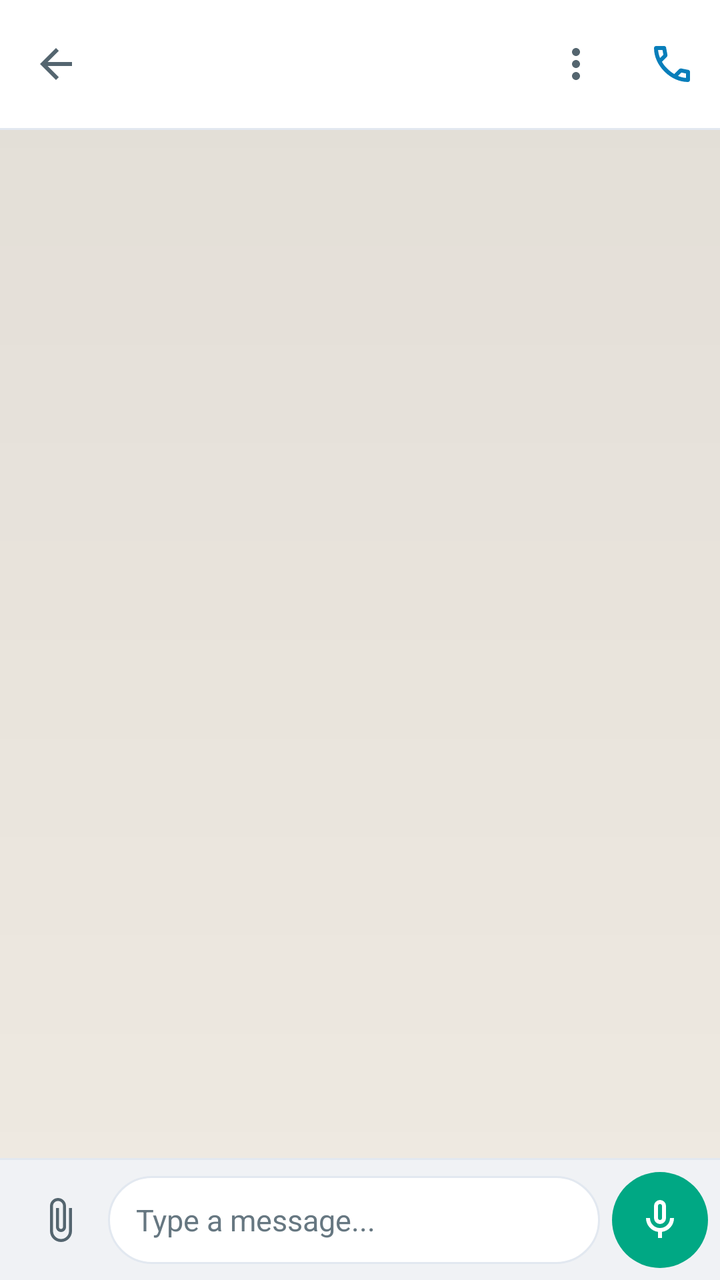
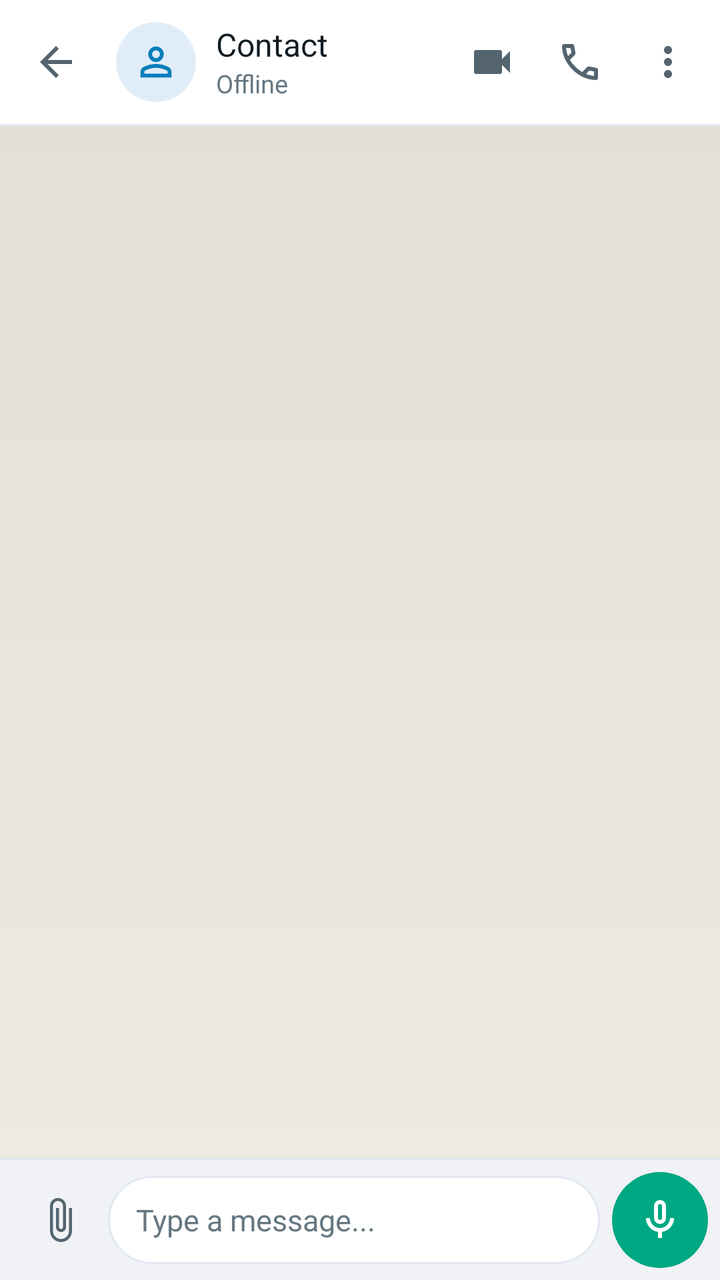

Screens rendered from an Android XML layout before and after an edit, with the pre-edit source and the edit as a unified diff.
<!-- AndroidManifest.xml: application theme Theme.MyApplication -->
<!-- res/layout/fragment_chat.xml -->
<?xml version="1.0" encoding="utf-8"?>
<androidx.coordinatorlayout.widget.CoordinatorLayout
    xmlns:android="http://schemas.android.com/apk/res/android"
    xmlns:app="http://schemas.android.com/apk/res-auto"
    android:id="@+id/coordinator_chat"
    android:layout_width="match_parent"
    android:layout_height="match_parent"
    android:background="@drawable/bg_chat_wallpaper">

    <LinearLayout
        android:layout_width="match_parent"
        android:layout_height="match_parent"
        android:orientation="vertical">

        
        <com.google.android.material.appbar.MaterialToolbar
            android:id="@+id/toolbar_chat"
            android:layout_width="match_parent"
            android:layout_height="?attr/actionBarSize"
            android:background="@color/color_toolbar_background"
            app:navigationIcon="@drawable/ic_arrow_back_24"
            app:navigationIconTint="@color/color_toolbar_icon"
            app:elevation="0dp"
            app:contentInsetStartWithNavigation="0dp">

            <LinearLayout
                android:id="@+id/layout_contact_header"
                android:layout_width="0dp"
                android:layout_height="match_parent"
                android:layout_weight="1"
                android:gravity="center_vertical"
                android:orientation="horizontal"
                android:background="?attr/selectableItemBackground">

                
                <FrameLayout
                    android:layout_width="40dp"
                    android:layout_height="40dp">

                    <TextView
                        android:id="@+id/text_chat_avatar"
                        android:layout_width="match_parent"
                        android:layout_height="match_parent"
                        android:background="@drawable/bg_avatar_circle"
                        android:backgroundTint="@color/color_avatar_bg"
                        android:gravity="center"
                        android:text="U"
                        android:textColor="@color/color_avatar_text"
                        android:textSize="16sp"
                        android:textStyle="bold"
                        android:visibility="gone" />

                    <com.google.android.material.imageview.ShapeableImageView
                        android:id="@+id/img_chat_avatar"
                        android:layout_width="match_parent"
                        android:layout_height="match_parent"
                        android:scaleType="centerCrop"
                        android:src="@drawable/ic_default_avatar"
                        app:shapeAppearanceOverlay="@style/ShapeAppearance.Material3.Corner.Full"
                        android:visibility="visible" />

                    <View
                        android:id="@+id/dot_chat_online"
                        android:layout_width="12dp"
                        android:layout_height="12dp"
                        android:layout_gravity="bottom|end"
                        android:background="@drawable/bg_online_dot"
                        android:visibility="gone" />
                </FrameLayout>

                
                <LinearLayout
                    android:layout_width="wrap_content"
                    android:layout_height="wrap_content"
                    android:layout_marginStart="12dp"
                    android:orientation="vertical">

                    <TextView
                        android:id="@+id/text_chat_contact_name"
                        android:layout_width="wrap_content"
                        android:layout_height="wrap_content"
                        android:text="Contact"
                        android:textColor="@color/color_toolbar_title"
                        android:textSize="16sp"
                        android:fontFamily="sans-serif-bold"
                        android:maxLines="1"
                        android:ellipsize="end" />

                    <TextView
                        android:id="@+id/text_chat_contact_status"
                        android:layout_width="wrap_content"
                        android:layout_height="wrap_content"
                        android:text="Offline"
                        android:textColor="@color/color_toolbar_subtitle"
                        android:textSize="12sp"
                        android:fontFamily="sans-serif"
                        android:maxLines="1" />
                </LinearLayout>
            </LinearLayout>

            
            <ImageButton
                android:id="@+id/btn_chat_call"
                android:layout_width="48dp"
                android:layout_height="48dp"
                android:layout_gravity="end"
                android:background="?attr/selectableItemBackgroundBorderless"
                android:src="@drawable/ic_call_24"
                android:contentDescription="Call"
                app:tint="@color/color_primary" />

            
            <ImageButton
                android:id="@+id/btn_chat_more"
                android:layout_width="48dp"
                android:layout_height="48dp"
                android:layout_gravity="end"
                android:background="?attr/selectableItemBackgroundBorderless"
                android:src="@drawable/ic_more_vert_24"
                android:contentDescription="More Options"
                app:tint="@color/color_toolbar_icon" />
        </com.google.android.material.appbar.MaterialToolbar>

        
        <View
            android:layout_width="match_parent"
            android:layout_height="1dp"
            android:background="@color/color_divider" />

        
        <LinearLayout
            android:id="@+id/layout_upload_progress"
            android:layout_width="match_parent"
            android:layout_height="wrap_content"
            android:orientation="vertical"
            android:background="@color/color_surface_variant"
            android:paddingHorizontal="16dp"
            android:paddingVertical="6dp"
            android:visibility="gone">

            <TextView
                android:layout_width="wrap_content"
                android:layout_height="wrap_content"
                android:text="@string/chat_uploading_media"
                android:textColor="@color/color_primary"
                android:textSize="12sp" />

            <com.google.android.material.progressindicator.LinearProgressIndicator
                android:layout_width="match_parent"
                android:layout_height="wrap_content"
                android:layout_marginTop="4dp"
                android:indeterminate="true"
                app:indicatorColor="@color/color_primary" />
        </LinearLayout>

        
        <androidx.recyclerview.widget.RecyclerView
            android:id="@+id/recycler_messages"
            android:layout_width="match_parent"
            android:layout_height="0dp"
            android:layout_weight="1"
            android:clipToPadding="false"
            android:paddingHorizontal="6dp"
            android:paddingVertical="6dp"
            android:overScrollMode="ifContentScrolls" />

        
        <LinearLayout
            android:id="@+id/layout_typing_indicator"
            android:layout_width="wrap_content"
            android:layout_height="wrap_content"
            android:layout_marginStart="16dp"
            android:layout_marginBottom="8dp"
            android:background="@drawable/bg_bubble_incoming"
            android:orientation="horizontal"
            android:gravity="center_vertical"
            android:paddingStart="14dp"
            android:paddingEnd="16dp"
            android:paddingTop="8dp"
            android:paddingBottom="8dp"
            android:visibility="gone">

            
            <LinearLayout
                android:id="@+id/layout_typing_dots"
                android:layout_width="wrap_content"
                android:layout_height="wrap_content"
                android:orientation="horizontal"
                android:gravity="center_vertical"
                android:layout_marginEnd="8dp">

                <View
                    android:id="@+id/dot_typing_1"
                    android:layout_width="7dp"
                    android:layout_height="7dp"
                    android:background="@drawable/bg_avatar_circle"
                    android:backgroundTint="@color/color_primary" />

                <View
                    android:id="@+id/dot_typing_2"
                    android:layout_width="7dp"
                    android:layout_height="7dp"
                    android:layout_marginStart="4dp"
                    android:background="@drawable/bg_avatar_circle"
                    android:backgroundTint="@color/color_primary" />

                <View
                    android:id="@+id/dot_typing_3"
                    android:layout_width="7dp"
                    android:layout_height="7dp"
                    android:layout_marginStart="4dp"
                    android:background="@drawable/bg_avatar_circle"
                    android:backgroundTint="@color/color_primary" />
            </LinearLayout>

            <TextView
                android:id="@+id/text_typing_label"
                android:layout_width="wrap_content"
                android:layout_height="wrap_content"
                android:text="typing..."
                android:textColor="@color/color_secondary_text"
                android:textSize="13sp"
                android:fontFamily="sans-serif-medium" />
        </LinearLayout>

        
        <LinearLayout
            android:id="@+id/layout_recording_bar"
            android:layout_width="match_parent"
            android:layout_height="56dp"
            android:background="@color/color_composer_background"
            android:gravity="center_vertical"
            android:orientation="horizontal"
            android:paddingHorizontal="16dp"
            android:visibility="gone">

            <ImageButton
                android:id="@+id/btn_cancel_recording"
                android:layout_width="48dp"
                android:layout_height="48dp"
                android:background="?attr/selectableItemBackgroundBorderless"
                android:src="@drawable/ic_close_24"
                android:contentDescription="Cancel Recording"
                app:tint="@color/color_error" />

            <View
                android:id="@+id/dot_recording_blink"
                android:layout_width="10dp"
                android:layout_height="10dp"
                android:layout_marginStart="8dp"
                android:background="@drawable/bg_avatar_circle"
                android:backgroundTint="@color/color_error" />

            <TextView
                android:id="@+id/text_recording_duration"
                android:layout_width="0dp"
                android:layout_height="wrap_content"
                android:layout_weight="1"
                android:layout_marginStart="8dp"
                android:text="Recording 0:00"
                android:textColor="@color/color_error"
                android:textSize="14sp"
                android:fontFamily="sans-serif-medium" />

            <com.google.android.material.button.MaterialButton
                android:id="@+id/btn_send_recording"
                android:layout_width="wrap_content"
                android:layout_height="40dp"
                android:text="Send"
                android:textSize="13sp"
                app:icon="@drawable/ic_send_24"
                app:cornerRadius="20dp"
                app:backgroundTint="@color/color_composer_action_bg"
                app:iconTint="@color/color_composer_action_icon" />
        </LinearLayout>

        
        <View
            android:layout_width="match_parent"
            android:layout_height="1dp"
            android:background="@color/color_divider" />

        
        <LinearLayout
            android:id="@+id/layout_input_bar"
            android:layout_width="match_parent"
            android:layout_height="wrap_content"
            android:background="@color/color_composer_background"
            android:gravity="center_vertical"
            android:orientation="horizontal"
            android:paddingStart="6dp"
            android:paddingEnd="6dp"
            android:paddingTop="6dp"
            android:paddingBottom="6dp">

            
            <ImageButton
                android:id="@+id/btn_chat_attach"
                android:layout_width="48dp"
                android:layout_height="48dp"
                android:background="?attr/selectableItemBackgroundBorderless"
                android:src="@drawable/ic_attach_file_24"
                android:contentDescription="Attach File"
                app:tint="@color/color_composer_icon" />

            
            <com.google.android.material.textfield.TextInputEditText
                android:id="@+id/et_message_input"
                android:layout_width="0dp"
                android:layout_height="wrap_content"
                android:layout_weight="1"
                android:background="@drawable/bg_composer_input"
                android:hint="@string/chat_type_message_hint"
                android:textColorHint="@color/color_composer_hint"
                android:textColor="@color/color_composer_text"
                android:textSize="15sp"
                android:paddingStart="14dp"
                android:paddingEnd="14dp"
                android:paddingTop="9dp"
                android:paddingBottom="9dp"
                android:maxLines="5"
                android:minHeight="44dp" />

            
            <ImageButton
                android:id="@+id/btn_chat_send_or_mic"
                android:layout_width="48dp"
                android:layout_height="48dp"
                android:layout_marginStart="6dp"
                android:background="@drawable/bg_composer_action_btn"
                android:src="@drawable/ic_mic_24"
                android:contentDescription="Send or Record"
                app:tint="@color/color_composer_action_icon" />
        </LinearLayout>
    </LinearLayout>

    
    <FrameLayout
        android:id="@+id/layout_fullscreen_preview"
        android:layout_width="match_parent"
        android:layout_height="match_parent"
        android:background="#FF000000"
        android:visibility="gone">

        
        <LinearLayout
            android:layout_width="match_parent"
            android:layout_height="wrap_content"
            android:orientation="horizontal"
            android:gravity="center_vertical"
            android:paddingHorizontal="16dp"
            android:paddingTop="36dp"
            android:paddingBottom="12dp"
            android:background="#A0000000">

            <ImageButton
                android:id="@+id/btn_close_preview"
                android:layout_width="48dp"
                android:layout_height="48dp"
                android:background="?attr/selectableItemBackgroundBorderless"
                android:src="@drawable/ic_close_24"
                android:contentDescription="Close Preview"
                app:tint="@color/white" />

            <TextView
                android:id="@+id/text_preview_title"
                android:layout_width="0dp"
                android:layout_height="wrap_content"
                android:layout_weight="1"
                android:layout_marginStart="12dp"
                android:textColor="@color/white"
                android:textSize="16sp"
                android:fontFamily="sans-serif-bold"
                android:text="Media Preview" />

            
            <ImageButton
                android:id="@+id/btn_download_preview"
                android:layout_width="48dp"
                android:layout_height="48dp"
                android:background="?attr/selectableItemBackgroundBorderless"
                android:src="@drawable/ic_download_24"
                android:contentDescription="Download to OpenChat folder"
                app:tint="@color/white" />
        </LinearLayout>

        
        <ProgressBar
            android:id="@+id/progress_preview_loading"
            android:layout_width="48dp"
            android:layout_height="48dp"
            android:layout_gravity="center"
            android:indeterminate="true"
            android:visibility="gone" />

        
        <TextView
            android:id="@+id/text_preview_error"
            android:layout_width="wrap_content"
            android:layout_height="wrap_content"
            android:layout_gravity="center"
            android:textColor="@color/white"
            android:textSize="14sp"
            android:visibility="gone" />

        
        <ImageView
            android:id="@+id/img_preview_photo"
            android:layout_width="match_parent"
            android:layout_height="match_parent"
            android:scaleType="fitCenter"
            android:visibility="gone" />

        
        <VideoView
            android:id="@+id/video_preview_player"
            android:layout_width="match_parent"
            android:layout_height="wrap_content"
            android:layout_gravity="center"
            android:visibility="gone" />

    </FrameLayout>

</androidx.coordinatorlayout.widget.CoordinatorLayout>
<!-- resources referenced by this layout -->
<resources>
  <color name="color_avatar_bg">#E0EDF8</color>
  <color name="color_avatar_text">#087EBA</color>
  <color name="color_composer_action_bg">#00A884</color>
  <color name="color_composer_action_icon">#FFFFFF</color>
  <color name="color_composer_background">#F0F2F5</color>
  <color name="color_composer_hint">#667781</color>
  <color name="color_composer_icon">#54656F</color>
  <color name="color_composer_text">#111B21</color>
  <color name="color_divider">#E2E8F0</color>
  <color name="color_error">#BA1A1A</color>
  <color name="color_primary">#087EBA</color>
  <color name="color_secondary_text">#64748B</color>
  <color name="color_surface_variant">#F1F5F9</color>
  <color name="color_toolbar_background">#FFFFFF</color>
  <color name="color_toolbar_icon">#54656F</color>
  <color name="color_toolbar_subtitle">#667781</color>
  <color name="color_toolbar_title">#111B21</color>
  <color name="white">#FFFFFFFF</color>
  <!-- drawable bg_avatar_circle (drawable) -->
  <shape xmlns:android="http://schemas.android.com/apk/res/android"
      android:shape="oval">
      <solid android:color="@color/color_avatar_bg" />
  </shape>
  <!-- drawable bg_composer_action_btn (drawable) -->
  <?xml version="1.0" encoding="utf-8"?>
  <ripple xmlns:android="http://schemas.android.com/apk/res/android"
      android:color="@color/color_nav_ripple">
      <item>
          <shape android:shape="oval">
              <solid android:color="@color/color_composer_action_bg" />
          </shape>
      </item>
  </ripple>
  <!-- drawable bg_composer_input (drawable) -->
  <?xml version="1.0" encoding="utf-8"?>
  <shape xmlns:android="http://schemas.android.com/apk/res/android"
      android:shape="rectangle">
      <solid android:color="@color/color_composer_input_background" />
      <corners android:radius="24dp" />
      <stroke
          android:width="1dp"
          android:color="@color/color_composer_input_border" />
  </shape>
  <!-- drawable bg_online_dot (drawable) -->
  <?xml version="1.0" encoding="utf-8"?>
  <shape xmlns:android="http://schemas.android.com/apk/res/android"
      android:shape="oval">
      <solid android:color="@color/color_status_online" />
      <stroke
          android:width="1.5dp"
          android:color="@color/color_toolbar_background" />
      <size
          android:width="12dp"
          android:height="12dp" />
  </shape>
  <!-- drawable ic_send_24 (drawable) -->
  <vector xmlns:android="http://schemas.android.com/apk/res/android"
      android:width="24dp"
      android:height="24dp"
      android:viewportWidth="24"
      android:viewportHeight="24"
      android:autoMirrored="true">
      <path
          android:fillColor="?attr/colorControlNormal"
          android:pathData="M2.01,21L23,12 2.01,3 2,10l15,2 -15,2z"/>
  </vector>
  <string name="chat_type_message_hint">Type a message...</string>
  <string name="chat_uploading_media">Uploading attachment...</string>
  <color name="color_bubble_incoming">#FFFFFF</color>
  <color name="color_chat_background">#EFEAE2</color>
  <color name="color_chat_wallpaper_tint">#0D000000</color>
  <color name="color_nav_ripple">#1A087EBA</color>
  <color name="color_composer_input_background">#FFFFFF</color>
  <color name="color_composer_input_border">#E2E8F0</color>
  <color name="color_status_online">#16834A</color>
  <color name="color_background">#F5F7FB</color>
  <color name="color_primary_accent">#229ED9</color>
  <color name="color_nav_indicator">#D2E8F8</color>
  <color name="color_nav_item_selected">#065A84</color>
  <color name="color_surface">#FFFFFF</color>
  <!-- unchanged entries left out for length: 11 -->
</resources>

<!-- the commit's change to res/layout/fragment_chat.xml (unified diff, before → after) -->
@@ -16,109 +16,147 @@
         <com.google.android.material.appbar.MaterialToolbar
             android:id="@+id/toolbar_chat"
             android:layout_width="match_parent"
-            android:layout_height="?attr/actionBarSize"
+            android:layout_height="62dp"
+            android:minHeight="?attr/actionBarSize"
             android:background="@color/color_toolbar_background"
             app:navigationIcon="@drawable/ic_arrow_back_24"
             app:navigationIconTint="@color/color_toolbar_icon"
+            app:navigationContentDescription="Back"
             app:elevation="0dp"
-            app:contentInsetStartWithNavigation="0dp">
-
+            app:contentInsetStart="0dp"
+            app:contentInsetStartWithNavigation="0dp"
+            app:contentInsetEnd="0dp">
+
+            
             <LinearLayout
-                android:id="@+id/layout_contact_header"
-                android:layout_width="0dp"
+                android:layout_width="match_parent"
                 android:layout_height="match_parent"
-                android:layout_weight="1"
-                android:gravity="center_vertical"
                 android:orientation="horizontal"
-                android:background="?attr/selectableItemBackground">
+                android:gravity="center_vertical">
 
                 
-                <FrameLayout
-                    android:layout_width="40dp"
-                    android:layout_height="40dp">
-
-                    <TextView
-                        android:id="@+id/text_chat_avatar"
-                        android:layout_width="match_parent"
-                        android:layout_height="match_parent"
-                        android:background="@drawable/bg_avatar_circle"
-                        android:backgroundTint="@color/color_avatar_bg"
-                        android:gravity="center"
-                        android:text="U"
-                        android:textColor="@color/color_avatar_text"
-                        android:textSize="16sp"
-                        android:textStyle="bold"
-                        android:visibility="gone" />
-
-                    <com.google.android.material.imageview.ShapeableImageView
-                        android:id="@+id/img_chat_avatar"
-                        android:layout_width="match_parent"
-                        android:layout_height="match_parent"
-                        android:scaleType="centerCrop"
-                        android:src="@drawable/ic_default_avatar"
-                        app:shapeAppearanceOverlay="@style/ShapeAppearance.Material3.Corner.Full"
-                        android:visibility="visible" />
-
-                    <View
-                        android:id="@+id/dot_chat_online"
-                        android:layout_width="12dp"
-                        android:layout_height="12dp"
-                        android:layout_gravity="bottom|end"
-                        android:background="@drawable/bg_online_dot"
-                        android:visibility="gone" />
-                </FrameLayout>
+                <LinearLayout
+                    android:id="@+id/layout_contact_header"
+                    android:layout_width="0dp"
+                    android:layout_height="match_parent"
+                    android:layout_weight="1"
+                    android:gravity="center_vertical"
+                    android:orientation="horizontal"
+                    android:background="?attr/selectableItemBackground"
+                    android:paddingStart="2dp"
+                    android:paddingEnd="4dp">
+
+                    
+                    <FrameLayout
+                        android:layout_width="40dp"
+                        android:layout_height="40dp"
+                        android:layout_gravity="center_vertical">
+
+                        <TextView
+                            android:id="@+id/text_chat_avatar"
+                            android:layout_width="match_parent"
+                            android:layout_height="match_parent"
+                            android:background="@drawable/bg_avatar_circle"
+                            android:backgroundTint="@color/color_avatar_bg"
+                            android:gravity="center"
+                            android:text="U"
+                            android:textColor="@color/color_avatar_text"
+                            android:textSize="16sp"
+                            android:fontFamily="sans-serif-bold"
+                            android:visibility="gone" />
+
+                        <com.google.android.material.imageview.ShapeableImageView
+                            android:id="@+id/img_chat_avatar"
+                            android:layout_width="match_parent"
+                            android:layout_height="match_parent"
+                            android:scaleType="centerCrop"
+                            android:src="@drawable/ic_default_avatar"
+                            app:shapeAppearanceOverlay="@style/ShapeAppearance.Material3.Corner.Full"
+                            android:visibility="visible" />
+
+                        <View
+                            android:id="@+id/dot_chat_online"
+                            android:layout_width="12dp"
+                            android:layout_height="12dp"
+                            android:layout_gravity="bottom|end"
+                            android:background="@drawable/bg_online_dot"
+                            android:visibility="gone" />
+                    </FrameLayout>
+
+                    
+                    <LinearLayout
+                        android:layout_width="0dp"
+                        android:layout_height="wrap_content"
+                        android:layout_weight="1"
+                        android:layout_marginStart="10dp"
+                        android:layout_marginEnd="4dp"
+                        android:orientation="vertical">
+
+                        <TextView
+                            android:id="@+id/text_chat_contact_name"
+                            android:layout_width="match_parent"
+                            android:layout_height="wrap_content"
+                            android:text="Contact"
+                            android:textColor="@color/color_toolbar_title"
+                            android:textSize="16sp"
+                            android:fontFamily="sans-serif-bold"
+                            android:lineHeight="20sp"
+                            android:maxLines="1"
+                            android:ellipsize="end" />
+
+                        <TextView
+                            android:id="@+id/text_chat_contact_status"
+                            android:layout_width="match_parent"
+                            android:layout_height="wrap_content"
+                            android:text="Offline"
+                            android:textColor="@color/color_toolbar_subtitle"
+                            android:textSize="12.5sp"
+                            android:fontFamily="sans-serif"
+                            android:maxLines="1"
+                            android:ellipsize="end" />
+                    </LinearLayout>
+                </LinearLayout>
 
                 
                 <LinearLayout
                     android:layout_width="wrap_content"
-                    android:layout_height="wrap_content"
-                    android:layout_marginStart="12dp"
-                    android:orientation="vertical">
-
-                    <TextView
-                        android:id="@+id/text_chat_contact_name"
-                        android:layout_width="wrap_content"
-                        android:layout_height="wrap_content"
-                        android:text="Contact"
-                        android:textColor="@color/color_toolbar_title"
-                        android:textSize="16sp"
-                        android:fontFamily="sans-serif-bold"
-                        android:maxLines="1"
-                        android:ellipsize="end" />
-
-                    <TextView
-                        android:id="@+id/text_chat_contact_status"
-                        android:layout_width="wrap_content"
-                        android:layout_height="wrap_content"
-                        android:text="Offline"
-                        android:textColor="@color/color_toolbar_subtitle"
-                        android:textSize="12sp"
-                        android:fontFamily="sans-serif"
-                        android:maxLines="1" />
+                    android:layout_height="match_parent"
+                    android:orientation="horizontal"
+                    android:gravity="center_vertical"
+                    android:paddingEnd="4dp">
+
+                    
+                    <ImageButton
+                        android:id="@+id/btn_chat_video_call"
+                        android:layout_width="44dp"
+                        android:layout_height="44dp"
+                        android:background="?attr/selectableItemBackgroundBorderless"
+                        android:src="@drawable/ic_video_24"
+                        android:contentDescription="Video Call"
+                        app:tint="@color/color_toolbar_icon" />
+
+                    
+                    <ImageButton
+                        android:id="@+id/btn_chat_call"
+                        android:layout_width="44dp"
+                        android:layout_height="44dp"
+                        android:background="?attr/selectableItemBackgroundBorderless"
+                        android:src="@drawable/ic_call_24"
+                        android:contentDescription="Voice Call"
+                        app:tint="@color/color_toolbar_icon" />
+
+                    
+                    <ImageButton
+                        android:id="@+id/btn_chat_more"
+                        android:layout_width="44dp"
+                        android:layout_height="44dp"
+                        android:background="?attr/selectableItemBackgroundBorderless"
+                        android:src="@drawable/ic_more_vert_24"
+                        android:contentDescription="More Options"
+                        app:tint="@color/color_toolbar_icon" />
                 </LinearLayout>
+
             </LinearLayout>
-
-            
-            <ImageButton
-                android:id="@+id/btn_chat_call"
-                android:layout_width="48dp"
-                android:layout_height="48dp"
-                android:layout_gravity="end"
-                android:background="?attr/selectableItemBackgroundBorderless"
-                android:src="@drawable/ic_call_24"
-                android:contentDescription="Call"
-                app:tint="@color/color_primary" />
-
-            
-            <ImageButton
-                android:id="@+id/btn_chat_more"
-                android:layout_width="48dp"
-                android:layout_height="48dp"
-                android:layout_gravity="end"
-                android:background="?attr/selectableItemBackgroundBorderless"
-                android:src="@drawable/ic_more_vert_24"
-                android:contentDescription="More Options"
-                app:tint="@color/color_toolbar_icon" />
         </com.google.android.material.appbar.MaterialToolbar>
 
         
<!-- resource entries referenced after the edit -->
@@ -66,6 +66,16 @@
           android:fillColor="?attr/colorControlNormal"
           android:pathData="M2.01,21L23,12 2.01,3 2,10l15,2 -15,2z"/>
   </vector>
+  <!-- drawable ic_video_24 (drawable) -->
+  <vector xmlns:android="http://schemas.android.com/apk/res/android"
+      android:width="24dp"
+      android:height="24dp"
+      android:viewportWidth="24"
+      android:viewportHeight="24">
+    <path
+        android:fillColor="#FF000000"
+        android:pathData="M17,10.5V7c0,-0.55 -0.45,-1 -1,-1H4c,-0.55 0,-1 0.45,-1 1v10c0,0.55 0.45,1 1,1h12c0.55,0 1,-0.45 1,-1v-3.5l4,4v-11l-4,4z"/>
+  </vector>
   <string name="chat_type_message_hint">Type a message...</string>
   <string name="chat_uploading_media">Uploading attachment...</string>
   <color name="color_bubble_incoming">#FFFFFF</color>
